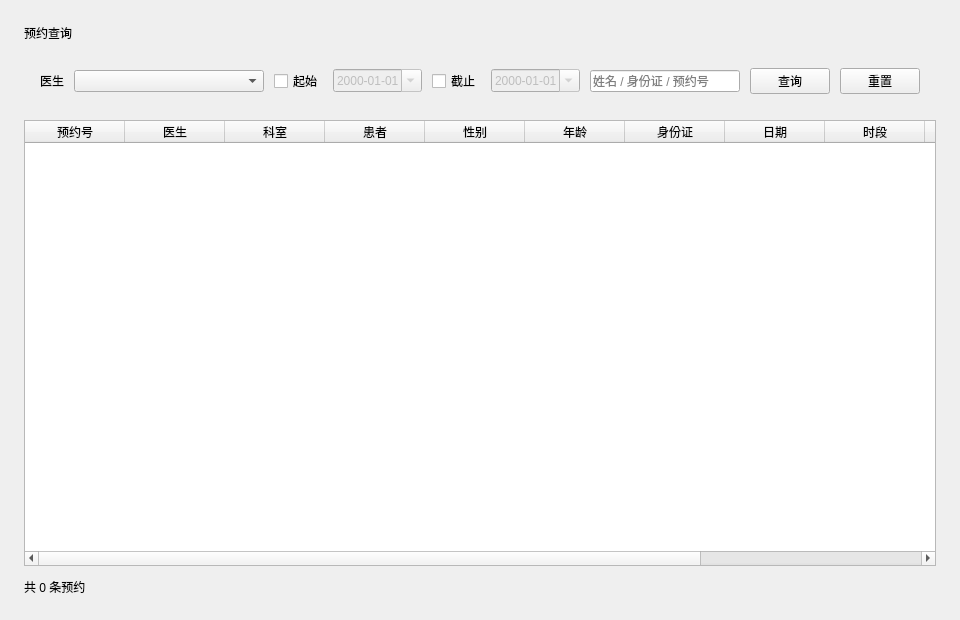
Qt form ui/pages/appointmentspage.ui (KAI-SHUNG/qt-project-appointment-system) before a commit.
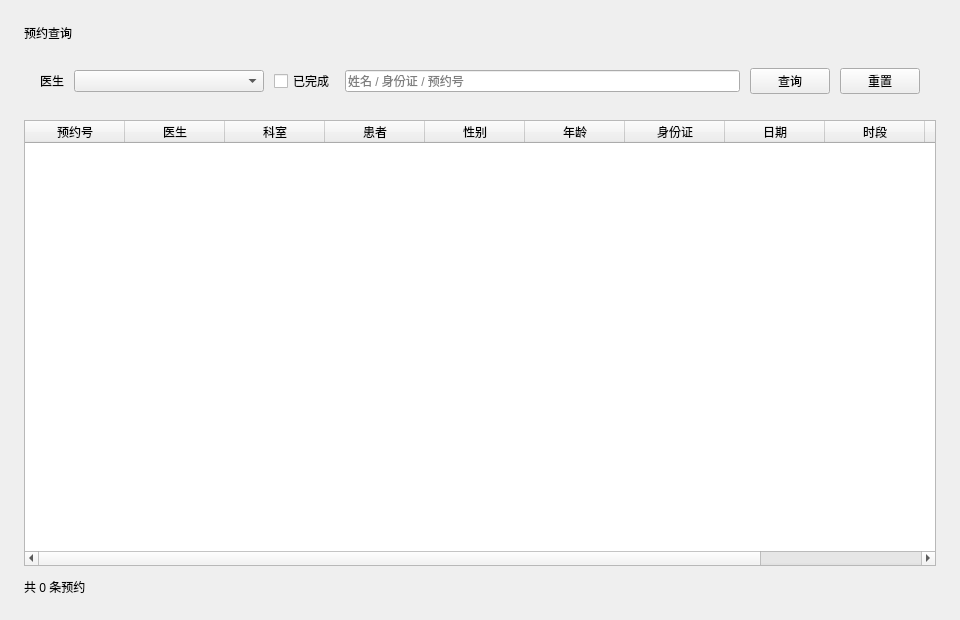
The same form after that commit.

Patch:
```diff
--- a/ui/pages/appointmentspage.ui
+++ b/ui/pages/appointmentspage.ui
@@ -11,16 +11,13 @@
    <item><widget class="QFrame" name="filterCard"><property name="card" stdset="0"><bool>true</bool></property><layout class="QHBoxLayout" name="filterLayout"><property name="spacing"><number>10</number></property><property name="leftMargin"><number>16</number></property><property name="topMargin"><number>14</number></property><property name="rightMargin"><number>16</number></property><property name="bottomMargin"><number>14</number></property>
     <item><widget class="QLabel" name="doctorLabel"><property name="text"><string>医生</string></property></widget></item>
     <item><widget class="QComboBox" name="cmbDoctor"><property name="minimumSize"><size><width>190</width><height>0</height></size></property></widget></item>
-    <item><widget class="QCheckBox" name="chkStartDate"><property name="text"><string>起始</string></property></widget></item>
-    <item><widget class="QDateEdit" name="dateStart"><property name="displayFormat"><string>yyyy-MM-dd</string></property><property name="calendarPopup"><bool>true</bool></property><property name="enabled"><bool>false</bool></property></widget></item>
-    <item><widget class="QCheckBox" name="chkEndDate"><property name="text"><string>截止</string></property></widget></item>
-    <item><widget class="QDateEdit" name="dateEnd"><property name="displayFormat"><string>yyyy-MM-dd</string></property><property name="calendarPopup"><bool>true</bool></property><property name="enabled"><bool>false</bool></property></widget></item>
+    <item><widget class="QCheckBox" name="chkCompleted"><property name="text"><string>已完成</string></property><property name="toolTip"><string>勾选后显示已经结束的预约</string></property></widget></item>
     <item><widget class="QLineEdit" name="edtKeyword"><property name="placeholderText"><string>姓名 / 身份证 / 预约号</string></property><property name="clearButtonEnabled"><bool>true</bool></property></widget></item>
     <item><widget class="QPushButton" name="btnSearch"><property name="primary" stdset="0"><bool>true</bool></property><property name="text"><string>查询</string></property></widget></item>
     <item><widget class="QPushButton" name="btnReset"><property name="text"><string>重置</string></property></widget></item>
    </layout></widget></item>
    <item><widget class="QTableWidget" name="appointmentsTable"><property name="editTriggers"><set>QAbstractItemView::NoEditTriggers</set></property><property name="selectionBehavior"><enum>QAbstractItemView::SelectRows</enum></property><property name="selectionMode"><enum>QAbstractItemView::SingleSelection</enum></property><property name="alternatingRowColors"><bool>true</bool></property>
-    <column><property name="text"><string>预约号</string></property></column><column><property name="text"><string>医生</string></property></column><column><property name="text"><string>科室</string></property></column><column><property name="text"><string>患者</string></property></column><column><property name="text"><string>性别</string></property></column><column><property name="text"><string>年龄</string></property></column><column><property name="text"><string>身份证</string></property></column><column><property name="text"><string>日期</string></property></column><column><property name="text"><string>时段</string></property></column><column><property name="text"><string>电话</string></property></column><column><property name="text"><string>症状</string></property></column><column><property name="text"><string>操作</string></property></column>
+    <column><property name="text"><string>预约号</string></property></column><column><property name="text"><string>医生</string></property></column><column><property name="text"><string>科室</string></property></column><column><property name="text"><string>患者</string></property></column><column><property name="text"><string>性别</string></property></column><column><property name="text"><string>年龄</string></property></column><column><property name="text"><string>身份证</string></property></column><column><property name="text"><string>日期</string></property></column><column><property name="text"><string>时段</string></property></column><column><property name="text"><string>电话</string></property></column><column><property name="text"><string>操作</string></property></column>
    </widget></item>
    <item><widget class="QLabel" name="lblCount"><property name="weak" stdset="0"><bool>true</bool></property><property name="text"><string>共 0 条预约</string></property></widget></item>
   </layout>
```
